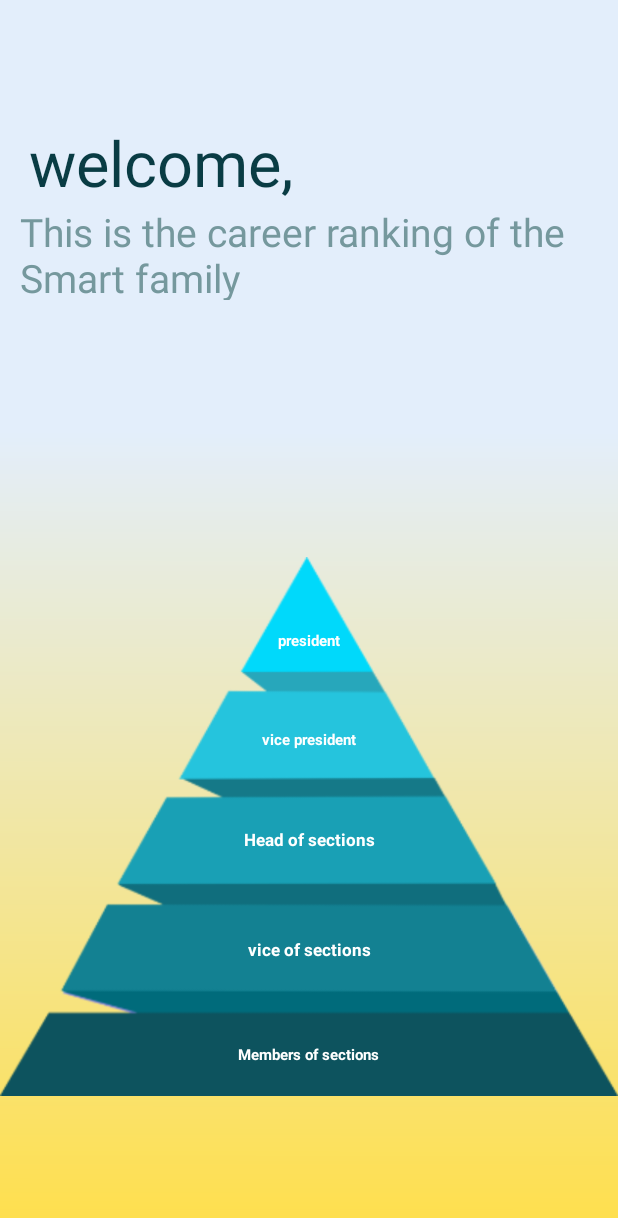
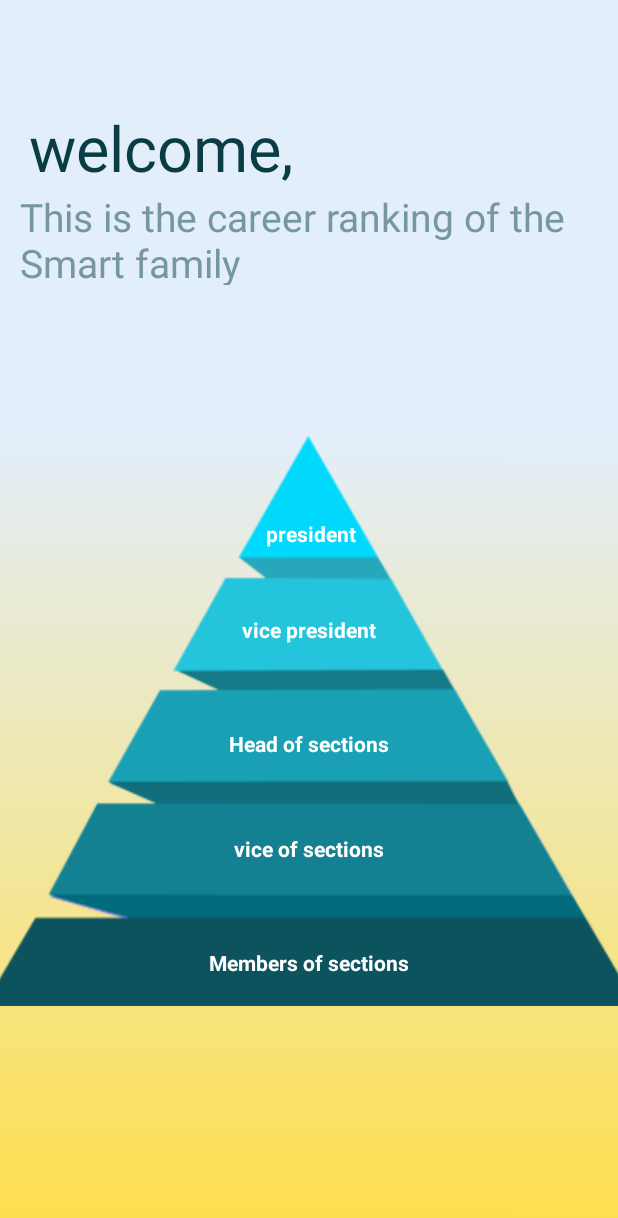
Before and after one commit to AhmedShehatah/SMART_Family, an Android app: the screen it shows after launch (MainActivity), on a phone screen of 412 x 824 dp. Shown: the top 1218 px of the screen. Run offline under Robolectric (Android 15) with nearby library versions, the phone set to English and light mode, and no system bars.

Commit message:
SMART-FAMILY

```diff
--- a/app/build.gradle
+++ b/app/build.gradle
@@ -42,6 +42,7 @@ dependencies {
     implementation 'androidx.appcompat:appcompat:1.3.1'
     implementation 'com.google.android.material:material:1.4.0'
     implementation 'androidx.constraintlayout:constraintlayout:2.1.1'
+    implementation 'androidx.legacy:legacy-support-v4:1.0.0'
     testImplementation 'junit:junit:4.+'
     androidTestImplementation 'androidx.test.ext:junit:1.1.3'
     androidTestImplementation 'androidx.test.espresso:espresso-core:3.4.0'
--- a/app/src/main/java/com/ahmed/smartfamily/AnimationFragment.kt
+++ b/app/src/main/java/com/ahmed/smartfamily/AnimationFragment.kt
@@ -126,7 +126,7 @@ class AnimationFragment : Fragment() {
         //Going to Second Fragment
         Handler().postDelayed({
             val transaction = (activity as MainActivity).supportFragmentManager.beginTransaction()
-            transaction.replace(R.id.fragment_container, SecondFragment())
+            transaction.replace(R.id.fragment_container, RankingFragment())
             transaction.commit()
         }, 5200)
 
--- /dev/null
+++ b/app/src/main/java/com/ahmed/smartfamily/RankingFragment.kt
@@ -0,0 +1,32 @@
+package com.ahmed.smartfamily
+
+import android.os.Bundle
+import androidx.fragment.app.Fragment
+import android.view.LayoutInflater
+import android.view.View
+import android.view.ViewGroup
+import com.ahmed.smartfamily.databinding.FragmentRankingBinding
+
+
+class RankingFragment : Fragment() {
+
+    private var _binding: FragmentRankingBinding? = null
+    private val binding get() = _binding!!
+
+    override fun onCreateView(
+        inflater: LayoutInflater, container: ViewGroup?,
+        savedInstanceState: Bundle?
+    ): View? {
+        // Inflate the layout for this fragment
+        _binding=FragmentRankingBinding.inflate(inflater, container, false)
+
+        binding.tvPresident.setOnClickListener {
+            val transaction = (activity as MainActivity).supportFragmentManager.beginTransaction()
+            transaction.replace(R.id.fragment_container, ImagesFragment())
+            transaction.commit()
+        }
+
+
+        return binding.root
+    }
+}
--- a/app/src/main/java/com/ahmed/smartfamily/SecondFragment.kt
+++ /dev/null
@@ -1,26 +0,0 @@
-package com.ahmed.smartfamily
-
-import android.os.Bundle
-import androidx.fragment.app.Fragment
-import android.view.LayoutInflater
-import android.view.View
-import android.view.ViewGroup
-import com.ahmed.smartfamily.databinding.FragmentSecondBinding
-
-
-class SecondFragment : Fragment() {
-
-    private var _binding: FragmentSecondBinding? = null
-    private val binding get() = _binding!!
-
-    override fun onCreateView(
-        inflater: LayoutInflater, container: ViewGroup?,
-        savedInstanceState: Bundle?
-    ): View? {
-        // Inflate the layout for this fragment
-        _binding=FragmentSecondBinding.inflate(inflater, container, false)
-        val view=binding.root
-
-        return view
-    }
-}
--- /dev/null
+++ b/app/src/main/res/drawable/ic_home.xml
@@ -0,0 +1,9 @@
+<vector xmlns:android="http://schemas.android.com/apk/res/android"
+    android:width="37dp"
+    android:height="33.469dp"
+    android:viewportWidth="37"
+    android:viewportHeight="33.469">
+  <path
+      android:pathData="M27.749,33.469L9.25,33.469A4.65,4.65 0,0 1,4.625 28.8L4.625,12.919l-2.177,1.6a1.521,1.521 0,0 1,-0.906 0.3,1.544 1.544,0 0,1 -1.248,-0.641A1.567,1.567 0,0 1,0.634 12L15.779,0.892a4.6,4.6 0,0 1,5.442 0L36.363,12a1.556,1.556 0,0 1,-0.907 2.813,1.517 1.517,0 0,1 -0.9,-0.3l-2.177,-1.6L32.379,28.8A4.65,4.65 0,0 1,27.749 33.469ZM16.958,16.369h3.083a4.649,4.649 0,0 1,4.625 4.663L24.666,30.36h3.083A1.551,1.551 0,0 0,29.291 28.8L29.291,10.658L19.407,3.406a1.534,1.534 0,0 0,-1.814 0L7.708,10.658L7.708,28.8A1.551,1.551 0,0 0,9.25 30.36h3.083L12.333,21.03A4.649,4.649 0,0 1,16.958 16.368ZM16.958,19.478a1.55,1.55 0,0 0,-1.542 1.554L15.416,30.36h6.168L21.584,21.03a1.55,1.55 0,0 0,-1.542 -1.554Z"
+      android:fillColor="#00d9f5"/>
+</vector>
--- /dev/null
+++ b/app/src/main/res/drawable/ic_info.xml
@@ -0,0 +1,16 @@
+<vector xmlns:android="http://schemas.android.com/apk/res/android"
+    android:width="43dp"
+    android:height="43dp"
+    android:viewportWidth="43"
+    android:viewportHeight="43">
+  <path
+      android:pathData="M20.5,24.273a1,1 0,1 1,2 0v6a1,1 0,0 1,-2 0Z"
+      android:fillColor="#00d9f5"/>
+  <path
+      android:pathData="M21.5,9.227a1,1 0,1 0,1 1A1,1 0,0 0,21.5 9.227Z"
+      android:fillColor="#00d9f5"/>
+  <path
+      android:pathData="M21.5,0A21.5,21.5 0,1 0,43 21.5,21.5 21.5,0 0,0 21.5,0ZM4.3,21.5A17.2,17.2 0,1 0,21.5 4.3,17.2 17.2,0 0,0 4.3,21.5Z"
+      android:fillColor="#00d9f5"
+      android:fillType="evenOdd"/>
+</vector>
--- /dev/null
+++ b/app/src/main/res/drawable/ic_qr.xml
@@ -0,0 +1,10 @@
+<vector xmlns:android="http://schemas.android.com/apk/res/android"
+    android:width="42dp"
+    android:height="42dp"
+    android:viewportWidth="42"
+    android:viewportHeight="42">
+  <path
+      android:pathData="M14,0L0,0L0,14L4.667,14L4.667,4.667L14,4.667ZM0,42L0,28L4.667,28v9.333L14,37.333L14,42ZM28,0L28,4.667h9.333L37.333,14L42,14L42,0ZM37.333,28L42,28L42,42L28,42L28,37.333h9.333ZM9.333,9.333h9.333v9.333L9.333,18.666ZM9.333,23.333h9.333v9.333L9.333,32.666ZM32.666,9.333L23.333,9.333v9.333h9.333ZM23.333,23.333h9.333v9.333L23.333,32.666Z"
+      android:fillColor="#00d9f5"
+      android:fillType="evenOdd"/>
+</vector>
--- /dev/null
+++ b/app/src/main/res/drawable/ic_ranking.xml
@@ -0,0 +1,24 @@
+<vector xmlns:android="http://schemas.android.com/apk/res/android"
+    android:width="31.093dp"
+    android:height="32.295dp"
+    android:viewportWidth="31.093"
+    android:viewportHeight="32.295">
+  <path
+      android:pathData="M0,31.295c0,0.552 1.16,1 2.591,1L28.5,32.295c1.431,0 2.591,-0.448 2.591,-1s-1.16,-1 -2.591,-1L2.591,30.295C1.16,30.295 0,30.743 0,31.295Z"
+      android:fillColor="#00d9f5"/>
+  <path
+      android:pathData="M2,23.75c0,0.414 1.516,0.75 3.387,0.75h20.32c1.87,0 3.387,-0.336 3.387,-0.75S27.577,23 25.706,23L5.387,23C3.516,23 2,23.336 2,23.75Z"
+      android:fillColor="#00d9f5"/>
+  <path
+      android:pathData="M5,17.358c0,0.368 1.147,0.667 2.563,0.667L22.939,18.025c1.415,0 2.563,-0.3 2.563,-0.667S24.354,16.691 22.939,16.691L7.563,16.691C6.147,16.691 5,16.991 5,17.358Z"
+      android:fillColor="#00d9f5"/>
+  <path
+      android:pathData="M7.751,11.225c0,0.368 0.874,0.667 1.952,0.667L21.418,11.892c1.078,0 1.952,-0.3 1.952,-0.667S22.496,10.558 21.418,10.558L9.703,10.558C8.625,10.558 7.751,10.858 7.751,11.225Z"
+      android:fillColor="#00d9f5"/>
+  <path
+      android:pathData="M10.54,5.265c0,0.338 0.562,0.612 1.255,0.612h7.532c0.693,0 1.255,-0.274 1.255,-0.612S20.021,4.653 19.327,4.653L11.795,4.653C11.102,4.653 10.54,4.927 10.54,5.265Z"
+      android:fillColor="#00d9f5"/>
+  <path
+      android:pathData="M12.54,0.612a0.681,0.681 0,0 0,0.734 0.612h4.4a0.681,0.681 0,0 0,0.734 -0.612A0.681,0.681 0,0 0,17.675 0h-4.4A0.681,0.681 0,0 0,12.54 0.612Z"
+      android:fillColor="#00d9f5"/>
+</vector>
--- a/app/src/main/res/layout/activity_main.xml
+++ b/app/src/main/res/layout/activity_main.xml
@@ -1,5 +1,5 @@
 <?xml version="1.0" encoding="utf-8"?>
-<androidx.constraintlayout.widget.ConstraintLayout xmlns:android="http://schemas.android.com/apk/res/android"
+<androidx.drawerlayout.widget.DrawerLayout xmlns:android="http://schemas.android.com/apk/res/android"
     xmlns:app="http://schemas.android.com/apk/res-auto"
     xmlns:tools="http://schemas.android.com/tools"
     android:layout_width="match_parent"
@@ -12,4 +12,14 @@
         android:name="com.ahmed.smartfamily.AnimationFragment"
         android:layout_width="match_parent"
         android:layout_height="match_parent" />
-</androidx.constraintlayout.widget.ConstraintLayout>
+
+    <com.google.android.material.navigation.NavigationView
+        android:layout_width="match_parent"
+        android:layout_height="match_parent"
+        android:layout_gravity="start"
+        android:theme="@style/NavigationViewTheme"
+        app:headerLayout="@layout/header_layout"
+        app:menu="@menu/navigation_view"
+        app:itemIconTint="#00d9f5">
+    </com.google.android.material.navigation.NavigationView>
+</androidx.drawerlayout.widget.DrawerLayout>
--- a/app/src/main/res/layout/fragment_second.xml
+++ b/app/src/main/res/layout/fragment_ranking.xml
@@ -5,14 +5,14 @@
     android:layout_width="match_parent"
     android:layout_height="match_parent"
     android:background="@drawable/screen2_1"
-    tools:context=".SecondFragment">
+    tools:context=".RankingFragment">
 
     <TextView
         android:id="@+id/textView"
         android:layout_width="wrap_content"
         android:layout_height="wrap_content"
         android:layout_marginStart="18dp"
-        android:layout_marginTop="80dp"
+        android:layout_marginTop="70dp"
         android:layout_marginEnd="216dp"
         android:text="@string/welcome"
         android:textColor="#093c44"
@@ -37,84 +37,81 @@
 
     <ImageView
         android:id="@+id/imageView2"
-        android:layout_width="wrap_content"
-        android:layout_height="wrap_content"
+        android:layout_width="435dp"
+        android:layout_height="421dp"
         android:layout_marginStart="9dp"
-        android:layout_marginTop="110dp"
+        android:layout_marginTop="80dp"
         android:layout_marginEnd="9dp"
-        android:layout_marginBottom="32dp"
+        android:layout_marginBottom="40dp"
         android:src="@drawable/iv_screen2"
         app:layout_constraintBottom_toBottomOf="parent"
         app:layout_constraintEnd_toEndOf="parent"
         app:layout_constraintStart_toStartOf="parent"
-        app:layout_constraintTop_toBottomOf="@+id/textView2" />
+        app:layout_constraintTop_toBottomOf="@+id/textView2"
+        app:layout_constraintVertical_bias="0.0" />
 
     <TextView
-        android:id="@+id/textView3"
+        android:id="@+id/tv_president"
         android:layout_width="wrap_content"
         android:layout_height="wrap_content"
         android:layout_marginStart="177dp"
-        android:layout_marginTop="52dp"
+        android:layout_marginTop="76dp"
         android:layout_marginEnd="176dp"
         android:text="@string/tv3_screen2"
         android:textColor="@color/white"
-        android:textSize="10sp"
         android:textStyle="bold"
         app:layout_constraintEnd_toEndOf="parent"
-        app:layout_constraintHorizontal_bias="0.466"
+        app:layout_constraintHorizontal_bias="0.473"
         app:layout_constraintStart_toStartOf="parent"
         app:layout_constraintTop_toTopOf="@+id/imageView2" />
 
     <TextView
-        android:id="@+id/textView4"
+        android:id="@+id/tv_vice_presedent"
         android:layout_width="wrap_content"
         android:layout_height="wrap_content"
-        android:layout_marginTop="118dp"
+        android:layout_marginTop="140dp"
         android:text="@string/tv4_screen2"
         android:textColor="@color/white"
-        android:textSize="10sp"
         android:textStyle="bold"
         app:layout_constraintEnd_toEndOf="parent"
+        app:layout_constraintHorizontal_bias="0.501"
         app:layout_constraintStart_toStartOf="parent"
         app:layout_constraintTop_toTopOf="@+id/imageView2" />
 
     <TextView
-        android:id="@+id/textView5"
+        android:id="@+id/tv_head_section"
         android:layout_width="wrap_content"
         android:layout_height="wrap_content"
-        android:layout_marginTop="184dp"
+        android:layout_marginTop="216dp"
         android:text="@string/tv5_screen2"
         android:textColor="@color/white"
-        android:textSize="11sp"
         android:textStyle="bold"
         app:layout_constraintEnd_toEndOf="parent"
+        app:layout_constraintHorizontal_bias="0.501"
         app:layout_constraintStart_toStartOf="parent"
         app:layout_constraintTop_toTopOf="@+id/imageView2" />
 
     <TextView
-        android:id="@+id/textView6"
+        android:id="@+id/tv_vice_section"
         android:layout_width="wrap_content"
         android:layout_height="wrap_content"
-        android:layout_marginBottom="93dp"
+        android:layout_marginBottom="116dp"
         android:text="@string/tv6_screen2"
         android:textColor="@color/white"
-        android:textSize="11sp"
         android:textStyle="bold"
         app:layout_constraintBottom_toBottomOf="@+id/imageView2"
         app:layout_constraintEnd_toEndOf="parent"
         app:layout_constraintStart_toStartOf="parent" />
 
     <TextView
-        android:id="@+id/textView7"
+        android:id="@+id/tv_member"
         android:layout_width="wrap_content"
         android:layout_height="wrap_content"
-        android:layout_marginBottom="24dp"
+        android:layout_marginBottom="40dp"
         android:text="@string/tv7_screen2"
         android:textColor="@color/white"
-        android:textSize="10sp"
         android:textStyle="bold"
         app:layout_constraintBottom_toBottomOf="@+id/imageView2"
         app:layout_constraintEnd_toEndOf="parent"
-        app:layout_constraintHorizontal_bias="0.498"
         app:layout_constraintStart_toStartOf="parent" />
 </androidx.constraintlayout.widget.ConstraintLayout>
--- /dev/null
+++ b/app/src/main/res/menu/navigation_view.xml
@@ -0,0 +1,20 @@
+<?xml version="1.0" encoding="utf-8"?>
+<menu xmlns:android="http://schemas.android.com/apk/res/android">
+
+    <item android:id="@+id/nav_home"
+        android:title="Home"
+        android:icon="@drawable/ic_home" />
+
+    <item android:id="@+id/nav_ranking"
+        android:title="career ranking"
+        android:icon="@drawable/ic_ranking" />
+
+    <item android:id="@+id/nav_qr"
+        android:title="scan QR code"
+        android:icon="@drawable/ic_qr" />
+
+    <item android:id="@+id/nav_info"
+        android:title="info"
+        android:icon="@drawable/ic_info" />
+
+</menu>
--- a/app/src/main/res/values-night/themes.xml
+++ b/app/src/main/res/values-night/themes.xml
@@ -1,6 +1,6 @@
 <resources xmlns:tools="http://schemas.android.com/tools">
     <!-- Base application theme. -->
-    <style name="Theme.SMARTFamily" parent="Theme.MaterialComponents.DayNight.DarkActionBar">
+    <style name="Theme.SMARTFamily" parent="Theme.AppCompat.DayNight.NoActionBar">
         <!-- Primary brand color. -->
         <item name="colorPrimary">@color/purple_200</item>
         <item name="colorPrimaryVariant">@color/purple_700</item>
--- a/app/src/main/res/values/strings.xml
+++ b/app/src/main/res/values/strings.xml
@@ -9,4 +9,8 @@
     <string name="tv5_screen2">Head of sections</string>
     <string name="tv6_screen2">vice of sections</string>
     <string name="tv7_screen2">Members of sections</string>
+    <string name="there_are_the_presidents">There are the presidents:-</string>
+    <string name="ahmed_abubakr">Ahmed Abubakr</string>
+    <string name="eslam_ali">Eslam Ali</string>
+    <string name="image">image</string>
 </resources>
--- a/app/src/main/res/values/themes.xml
+++ b/app/src/main/res/values/themes.xml
@@ -1,6 +1,6 @@
 <resources xmlns:tools="http://schemas.android.com/tools">
     <!-- Base application theme. -->
-    <style name="Theme.SMARTFamily" parent="Theme.MaterialComponents.DayNight.NoActionBar">
+    <style name="Theme.SMARTFamily" parent="Theme.AppCompat.Light.NoActionBar">
         <!-- Primary brand color. -->
         <item name="colorPrimary">@color/purple_500</item>
         <item name="colorPrimaryVariant">@color/purple_700</item>
@@ -13,4 +13,21 @@
         <item name="android:statusBarColor" tools:targetApi="l">?attr/colorPrimaryVariant</item>
         <!-- Customize your theme here. -->
     </style>
+
+    <style name="NavigationViewTheme">
+
+        <item name="android:textSize">20sp</item><!-- text size in menu-->
+
+        <!-- item size in menu-->
+        <item name="android:listPreferredItemHeightSmall">60dp</item>
+        <item name="listPreferredItemHeightSmall">60dp</item>
+
+        <!-- item padding left in menu-->
+        <item name="android:listPreferredItemPaddingLeft">8dp</item>
+        <item name="listPreferredItemPaddingLeft">8dp</item>
+
+        <!-- item padding right in menu-->
+        <item name="android:listPreferredItemPaddingRight">8dp</item>
+        <item name="listPreferredItemPaddingRight">8dp</item>
+    </style>
 </resources>
--- a/build.gradle
+++ b/build.gradle
@@ -7,7 +7,7 @@ buildscript {
     }
     dependencies {
         classpath 'com.android.tools.build:gradle:7.0.2'
-        classpath "org.jetbrains.kotlin:kotlin-gradle-plugin:$kotlin_version"
+        classpath "org.jetbrains.kotlin:kotlin-gradle-plugin:1.5.31"
 
         // NOTE: Do not place your application dependencies here; they belong
         // in the individual module build.gradle files
```
Also changed, not shown: app/src/main/java/com/ahmed/smartfamily/ImagesFragment.kt (added, +31 -0 lines), app/src/main/res/drawable/text_shape.xml (added, +10 -0 lines), app/src/main/res/layout/fragment_images.xml (added, +177 -0 lines), app/src/main/res/layout/header_layout.xml (added, +16 -0 lines).
